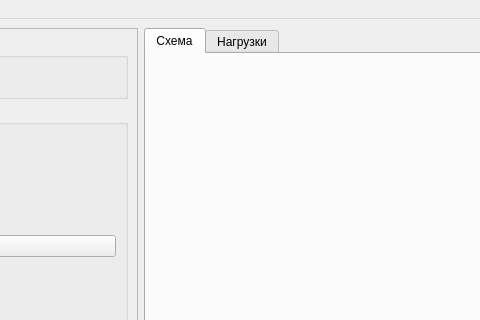
Above: src/app/sapr.ui from KoteikiPivo/MiniSAPR before the change; both pictures show x 308 to 788 and y 0 to 320 of the 1117 by 682 pixel window. Below: the same form after it.
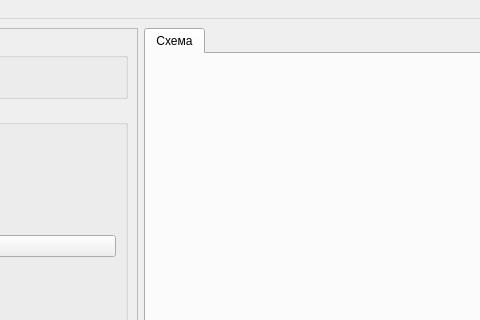
That is the form after the change.

Patch:
```diff
--- a/src/app/sapr.ui
+++ b/src/app/sapr.ui
@@ -190,11 +190,6 @@
         <string>Схема</string>
        </attribute>
       </widget>
-      <widget class="QWidget" name="ForcesTab">
-       <attribute name="title">
-        <string>Нагрузки</string>
-       </attribute>
-      </widget>
      </widget>
     </item>
    </layout>
```
